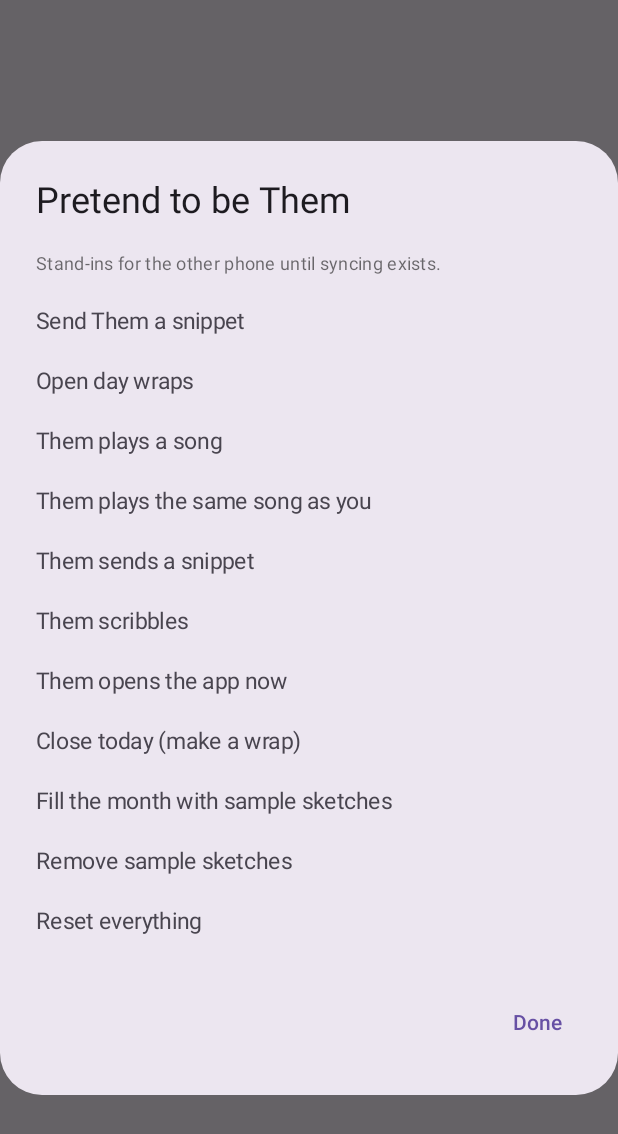
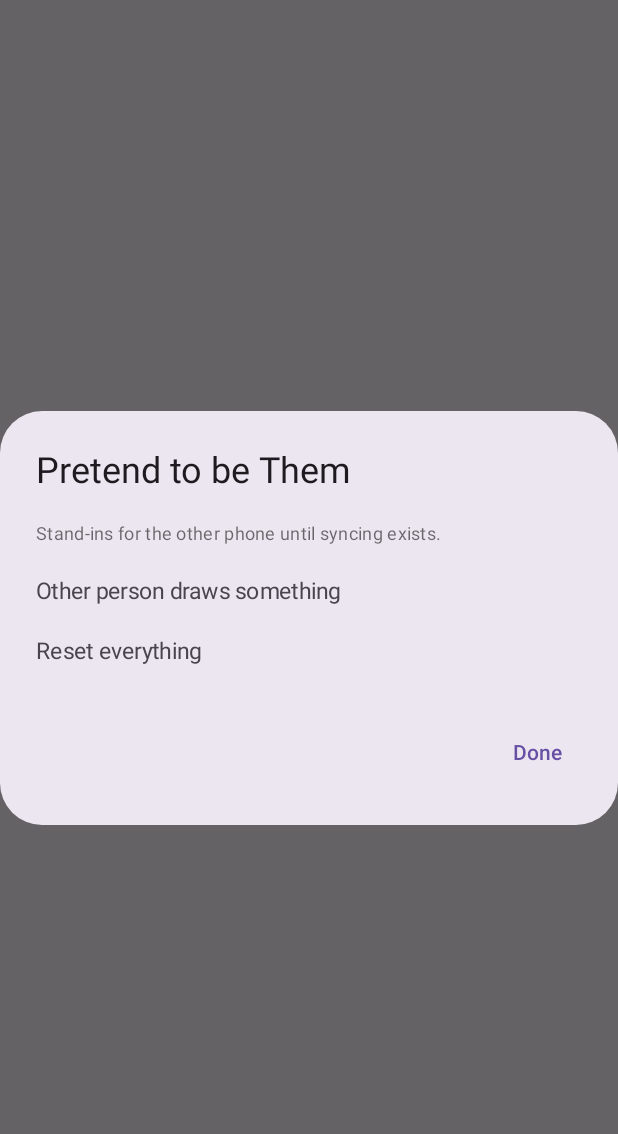
Before and after one commit to roshnidesigns/OneSoul, an Android app built with Jetpack Compose: the composable DemoDialog shown on its own in the app's theme, on a phone screen of 412 x 824 dp. Shown: the top 1134 px of the screen. Run offline under Robolectric (Android 15) with nearby library versions, the phone set to English and light mode, and no system bars; Roboto replaces fonts that are not available here.

Commit message:
October 1 - UI - all page
- Removed visible "demo" label; demo menu opens on a long-press under the
  bottom track and has only "Other person draws something" and "Reset everything"
- Drawing is limited to today's sheet; at full size the page always shows today

Co-Authored-By: Claude Opus 5.5 <noreply@anthropic.com>

```diff
--- a/app/src/main/java/com/onesoul/app/HomeScreen.kt
+++ b/app/src/main/java/com/onesoul/app/HomeScreen.kt
@@ -48,6 +48,7 @@ import androidx.compose.runtime.getValue
 import androidx.compose.runtime.mutableFloatStateOf
 import androidx.compose.runtime.mutableStateListOf
 import androidx.compose.foundation.gestures.detectDragGestures
+import androidx.compose.foundation.gestures.detectTapGestures
 import androidx.compose.ui.input.pointer.pointerInput
 import androidx.compose.runtime.mutableStateOf
 import androidx.compose.runtime.remember
@@ -164,10 +165,10 @@ fun HomeScreen(
         TimeLabel(clock(now, p.partnerTz), Modifier.offset(x = partnerX - 40.dp, y = topRow + 24.dp))
         TimeLabel(clock(now, vm.myTz), Modifier.offset(x = myX - 40.dp, y = bottomRow - 48.dp))
 
-        Text(
-            "demo", fontSize = 11.sp, color = Ink.copy(alpha = 0.35f),
-            modifier = Modifier.align(Alignment.BottomCenter).padding(bottom = 4.dp)
-                .clickable { showDemo = true }.padding(6.dp),
+        // Hidden demo menu: long-press just under the bottom track (no visible label).
+        Box(
+            Modifier.align(Alignment.BottomCenter).size(120.dp, 28.dp)
+                .pointerInput(Unit) { detectTapGestures(onLongPress = { showDemo = true }) },
         )
 
     }
@@ -350,16 +351,7 @@ private fun DemoDialog(vm: AppViewModel, onDismiss: () -> Unit, onSnippet: () ->
                 Text("Stand-ins for the other phone until syncing exists.", fontSize = 12.sp, color = Ink.copy(alpha = 0.6f))
                 Spacer(Modifier.height(8.dp))
                 listOf<Pair<String, () -> Unit>>(
-                    "Send $name a snippet" to onSnippet,
-                    "Open day wraps" to onWraps,
-                    "$name plays a song" to { vm.simulateSong() },
-                    "$name plays the same song as you" to { vm.simulateSong(copyMine = true) },
-                    "$name sends a snippet" to vm::simulateSnippet,
-                    "$name scribbles" to vm::simulateScribble,
-                    "$name opens the app now" to vm::simulateHere,
-                    "Close today (make a wrap)" to vm::closeTodayForDemo,
-                    "Fill the month with sample sketches" to vm::fillMonthWithSamples,
-                    "Remove sample sketches" to vm::removeSamples,
+                    "Other person draws something" to vm::simulateScribble,
                     "Reset everything" to vm::unpair,
                 ).forEach { (label, action) ->
                     Text(label, fontSize = 15.sp, modifier = Modifier.fillMaxWidth()
```
Also changed, not shown: app/src/main/java/com/onesoul/app/ScribbleSpace.kt (+7 -3 lines).
